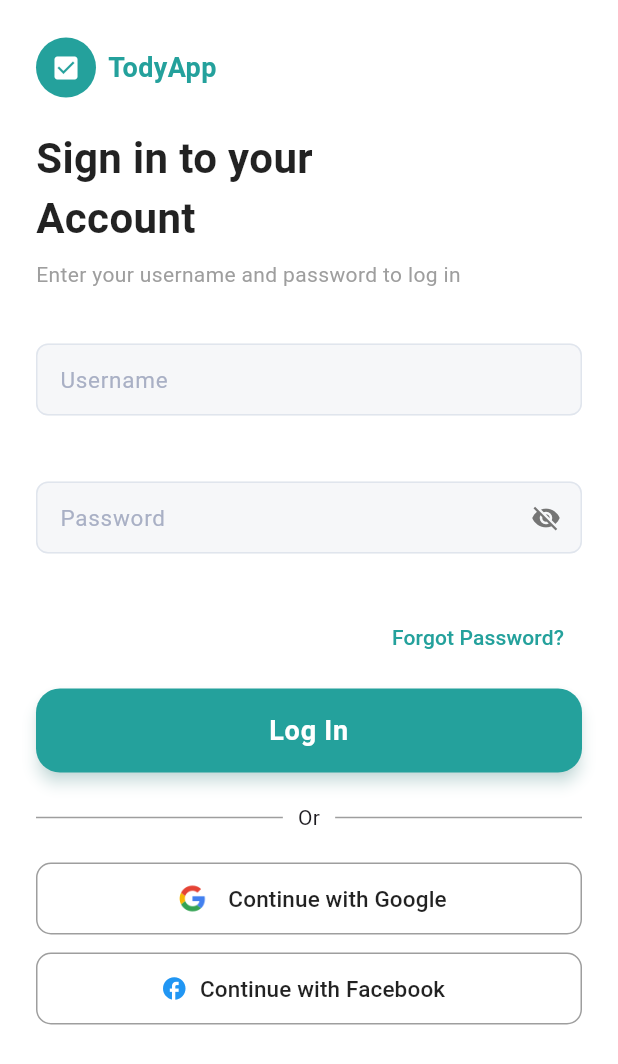
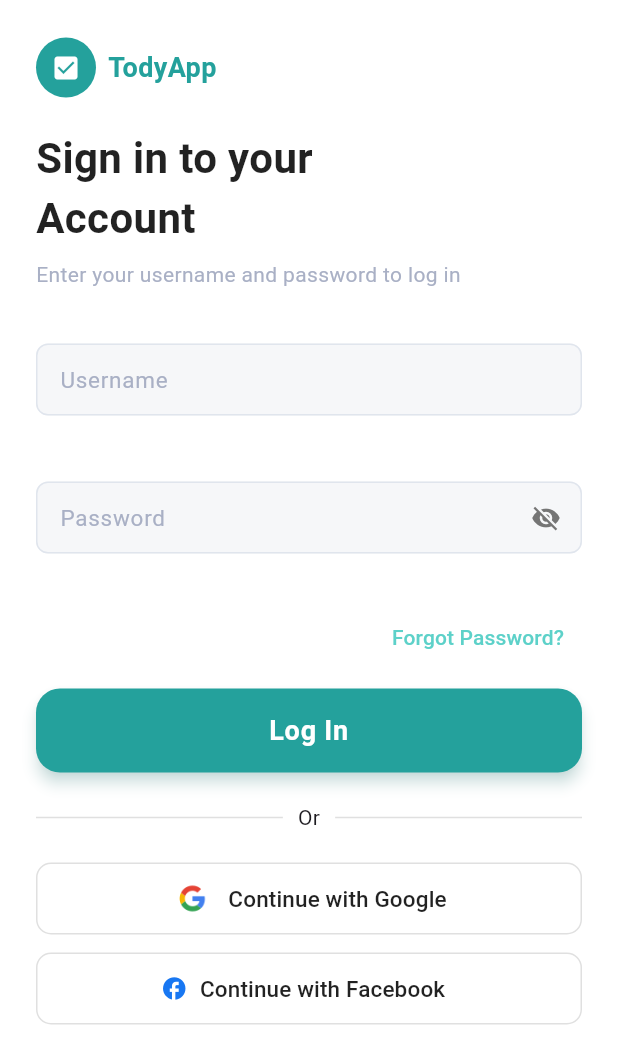
Before and after one commit to fahmilavender/ulangan_flutter, a Flutter app: the screen it shows after launch, on a phone screen of 412 x 824 dp. Shown: the top 1064 px of the screen. Run offline on Flutter 3.47's test engine with Material 3 defaults, Android fonts, the phone set to English and light mode, and no system bars; our stand-ins replace get.

Commit message:
Add Reusable ColorPalette

```diff
--- a/lib/components/customFABbutton.dart
+++ b/lib/components/customFABbutton.dart
@@ -1,12 +1,13 @@
 import 'package:flutter/material.dart';
+import 'package:ulangan_flutter/components/customcolors.dart';
 
 class CustomFabButton extends StatelessWidget {
   const CustomFabButton({
     super.key,
     required this.onPressed,
-    this.backgroundColor = const Color(0xFF24A19C),
+    this.backgroundColor = Customcolors.buttonlogin,
     this.icon = Icons.add,
-    this.iconColor = Colors.white,
+    this.iconColor = Customcolors.background,
     this.size = 56.0,
   });
 
--- a/lib/components/custom_button.dart
+++ b/lib/components/custom_button.dart
@@ -1,12 +1,13 @@
 import 'package:flutter/material.dart';
+import 'package:ulangan_flutter/components/customcolors.dart';
 
 class CustomButton extends StatelessWidget {
   const CustomButton({
     super.key,
     this.myText,
     this.onPressed,
-    this.mytextcolor = Colors.white,
-    this.backgroundColor = const Color(0xFF24A19C),
+    this.mytextcolor = Customcolors.background,
+    this.backgroundColor = Customcolors.buttonlogin,
     this.isLoading = false,
   });
 
@@ -22,7 +23,7 @@ class CustomButton extends StatelessWidget {
       width: double.infinity,
       height: 56,
       child: ElevatedButton(
-        onPressed: isLoading ? null : onPressed, // disable saat loading
+        onPressed: isLoading ? null : onPressed,
         style: ElevatedButton.styleFrom(
           backgroundColor: backgroundColor,
           elevation: 4,
@@ -37,7 +38,7 @@ class CustomButton extends StatelessWidget {
                 width: 22,
                 height: 22,
                 child: CircularProgressIndicator(
-                  color: Colors.white,
+                  color: Customcolors.background,
                   strokeWidth: 2.5,
                 ),
               )
--- a/lib/components/custom_textfield.dart
+++ b/lib/components/custom_textfield.dart
@@ -1,4 +1,5 @@
 import 'package:flutter/material.dart';
+import 'package:ulangan_flutter/components/customcolors.dart';
 
 class CustomTextField extends StatelessWidget {
   const CustomTextField({
@@ -29,38 +30,41 @@ class CustomTextField extends StatelessWidget {
           obscureText: isPassword,
           validator: validator,
           style: const TextStyle(
-            color: Colors.black87,
+            color: Customcolors.textPrimary,
             fontSize: 15,
             fontWeight: FontWeight.w400,
           ),
           decoration: InputDecoration(
             labelText: label,
             labelStyle: const TextStyle(
-              color: Color(0xFFA9B0C5),
+              color: Customcolors.textFieldLabel,
               fontSize: 15,
               fontWeight: FontWeight.w400,
             ),
             filled: true,
-            fillColor: const Color(0xFFF6F7F9),
-            contentPadding: const EdgeInsets.symmetric(horizontal: 12, vertical: 0),
+            fillColor: Customcolors.textFieldFill,
+            contentPadding: const EdgeInsets.symmetric(
+              horizontal: 12,
+              vertical: 0,
+            ),
             border: OutlineInputBorder(
               borderRadius: BorderRadius.circular(8),
               borderSide: const BorderSide(
-                color: Color(0xFFE0E5ED),
+                color: Customcolors.textFieldBorder,
                 width: 1,
               ),
             ),
             enabledBorder: OutlineInputBorder(
               borderRadius: BorderRadius.circular(8),
               borderSide: const BorderSide(
-                color: Color(0xFFE0E5ED),
+                color: Customcolors.textFieldBorder,
                 width: 1,
               ),
             ),
             focusedBorder: OutlineInputBorder(
               borderRadius: BorderRadius.circular(8),
               borderSide: const BorderSide(
-                color: Color(0xFF24A19C),
+                color: Customcolors.primary,
                 width: 1.5,
               ),
             ),
@@ -68,7 +72,7 @@ class CustomTextField extends StatelessWidget {
                 ? IconButton(
                     icon: Icon(
                       isPassword ? Icons.visibility_off : Icons.visibility,
-                      color: Colors.grey[600],
+                      color: Customcolors.grey600,
                       size: 20,
                     ),
                     onPressed: onToggle,
--- /dev/null
+++ b/lib/components/customcolors.dart
@@ -0,0 +1,31 @@
+import 'package:flutter/material.dart';
+
+class Customcolors {
+  static const Color primary = Color(0xFF24A19C);
+  static const Color primaryDark = Color(0xFF1E7A76);
+  static const Color primaryLight = Color(0xFF5DD1C9);
+  static const Color buttonlogin = Color(0xFF24A19C);
+  static const Color bluegrey = Colors.blueGrey;
+  static const Color textPrimary = Colors.black87;
+  static const Color textSecondary = Color(0xFFA9B0C5);
+  static const Color white = Colors.white;
+  static const Color black = Colors.black;
+  static const Color background = Colors.white;
+  static final Color bghome = Colors.grey.shade100;
+  static final Color divider = Colors.grey.shade300;
+  static const Color bluecontainer = Color(0xFF3D5AFE);
+  static const Color blueaksen = Colors.blueAccent;
+  static const Color green = Colors.green;
+  static const Color facebook = Color(0xFF1877F2);
+  static const Color bluewidget = Color(0xFF3D5AFE);
+  static const Color transparant = Colors.transparent;
+  static const Color redAccent = Colors.redAccent;
+  static final Color grey50 = Colors.grey.shade50;
+  static final Color grey100 = Colors.grey.shade100;
+  static final Color grey600 = Colors.grey.shade600;
+  static final Color green50 = Colors.green.shade50;
+  static const Color textFieldFill = Color(0xFFF6F7F9);
+  static const Color textFieldBorder = Color(0xFFE0E5ED);
+  static const Color textFieldLabel = Color(0xFFA9B0C5);
+  static var grey300;
+}
--- a/lib/pages/login_page.dart
+++ b/lib/pages/login_page.dart
@@ -2,6 +2,7 @@ import 'package:flutter/material.dart';
 import 'package:get/get.dart';
 import 'package:ulangan_flutter/components/custom_button.dart';
 import 'package:ulangan_flutter/components/custom_textfield.dart';
+import 'package:ulangan_flutter/components/customcolors.dart';
 import 'package:ulangan_flutter/controllers/auth_controllers.dart';
 import 'package:ulangan_flutter/routes/routes.dart';
 
@@ -18,7 +19,7 @@ class _LoginPageState extends State<LoginPage> {
   @override
   Widget build(BuildContext context) {
     return Scaffold(
-      backgroundColor: Colors.white,
+      backgroundColor: Customcolors.white,
       body: SafeArea(
         child: SingleChildScrollView(
           padding: const EdgeInsets.symmetric(horizontal: 24, vertical: 25),
@@ -28,9 +29,9 @@ class _LoginPageState extends State<LoginPage> {
               Row(
                 children: [
                   CircleAvatar(
-                    backgroundColor: const Color(0xFF24A19C),
+                    backgroundColor: Customcolors.primary,
                     radius: 20,
-                    child: const Icon(Icons.check_box, color: Colors.white, size: 20),
+                    child: const Icon(Icons.check_box, color: Customcolors.white, size: 20),
                   ),
                   const Padding(padding: EdgeInsets.only(left: 8)),
                   const Text(
@@ -38,7 +39,7 @@ class _LoginPageState extends State<LoginPage> {
                     style: TextStyle(
                       fontSize: 18,
                       fontWeight: FontWeight.bold,
-                      color: Color(0xFF24A19C),
+                      color: Customcolors.primary,
                     ),
                   ),
                 ],
@@ -50,7 +51,7 @@ class _LoginPageState extends State<LoginPage> {
                   style: TextStyle(
                     fontSize: 28,
                     fontWeight: FontWeight.bold,
-                    color: Colors.black87,
+                    color: Customcolors.textPrimary,
                   ),
                 ),
               ),
@@ -58,7 +59,7 @@ class _LoginPageState extends State<LoginPage> {
                 padding: EdgeInsets.only(top: 8),
                 child: Text(
                   "Enter your username and password to log in",
-                  style: TextStyle(fontSize: 14, color: Colors.grey),
+                  style: TextStyle(fontSize: 14, color: Customcolors.textSecondary),
                 ),
               ),
               Padding(
@@ -86,11 +87,10 @@ class _LoginPageState extends State<LoginPage> {
                 child: Align(
                   alignment: Alignment.centerRight,
                   child: TextButton(
-                    onPressed: () {
-                    },
+                    onPressed: () {},
                     child: const Text(
                       "Forgot Password?",
-                      style: TextStyle(color: Color(0xFF24A19C)),
+                      style: TextStyle(color: Customcolors.primaryLight),
                     ),
                   ),
                 ),
@@ -113,20 +113,20 @@ class _LoginPageState extends State<LoginPage> {
               Padding(
                 padding: const EdgeInsets.symmetric(vertical: 20),
                 child: Row(
-                  children: const [
-                    Expanded(child: Divider(thickness: 1, color: Colors.grey)),
-                    Padding(
+                  children: [
+                    Expanded(child: Divider(thickness: 1, color: Customcolors.divider)),
+                    const Padding(
                       padding: EdgeInsets.symmetric(horizontal: 10),
                       child: Text("Or"),
                     ),
-                    Expanded(child: Divider(thickness: 1, color: Colors.grey)),
+                    Expanded(child: Divider(thickness: 1, color: Customcolors.divider)),
                   ],
                 ),
               ),
               OutlinedButton(
                 style: OutlinedButton.styleFrom(
                   minimumSize: const Size(double.infinity, 48),
-                    side: const BorderSide(color: Colors.grey),
+                  side: BorderSide(color: Customcolors.divider),
                   shape: RoundedRectangleBorder(
                     borderRadius: BorderRadius.circular(10),
                   ),
@@ -140,10 +140,10 @@ class _LoginPageState extends State<LoginPage> {
                       height: 28,
                       width: 28,
                     ),
-                      const SizedBox(width: 10),
+                    const Padding(padding: EdgeInsets.only(left: 10)),
                     const Text(
                       "Continue with Google",
-                        style: TextStyle(color: Colors.black87, fontSize: 15),
+                      style: TextStyle(color: Customcolors.textPrimary, fontSize: 15),
                     ),
                   ],
                 ),
@@ -153,16 +153,16 @@ class _LoginPageState extends State<LoginPage> {
                 child: OutlinedButton.icon(
                   style: OutlinedButton.styleFrom(
                     minimumSize: const Size(double.infinity, 48),
-                    side: const BorderSide(color: Colors.grey),
+                    side: BorderSide(color: Customcolors.divider),
                     shape: RoundedRectangleBorder(
                       borderRadius: BorderRadius.circular(10),
                     ),
                   ),
                   onPressed: () {},
-                  icon: const Icon(Icons.facebook, color: Colors.blue),
+                  icon: const Icon(Icons.facebook, color: Customcolors.facebook),
                   label: const Text(
                     "Continue with Facebook",
-                    style: TextStyle(color: Colors.black87, fontSize: 15),
+                    style: TextStyle(color: Customcolors.textPrimary, fontSize: 15),
                   ),
                 ),
               ),
```
Also changed, not shown: lib/components/todocardwidget.dart (+13 -12 lines), lib/pages/history_page.dart (+5 -4 lines), lib/pages/home_page.dart (+7 -6 lines). Lines whose indentation alone changed are shown as unchanged.
